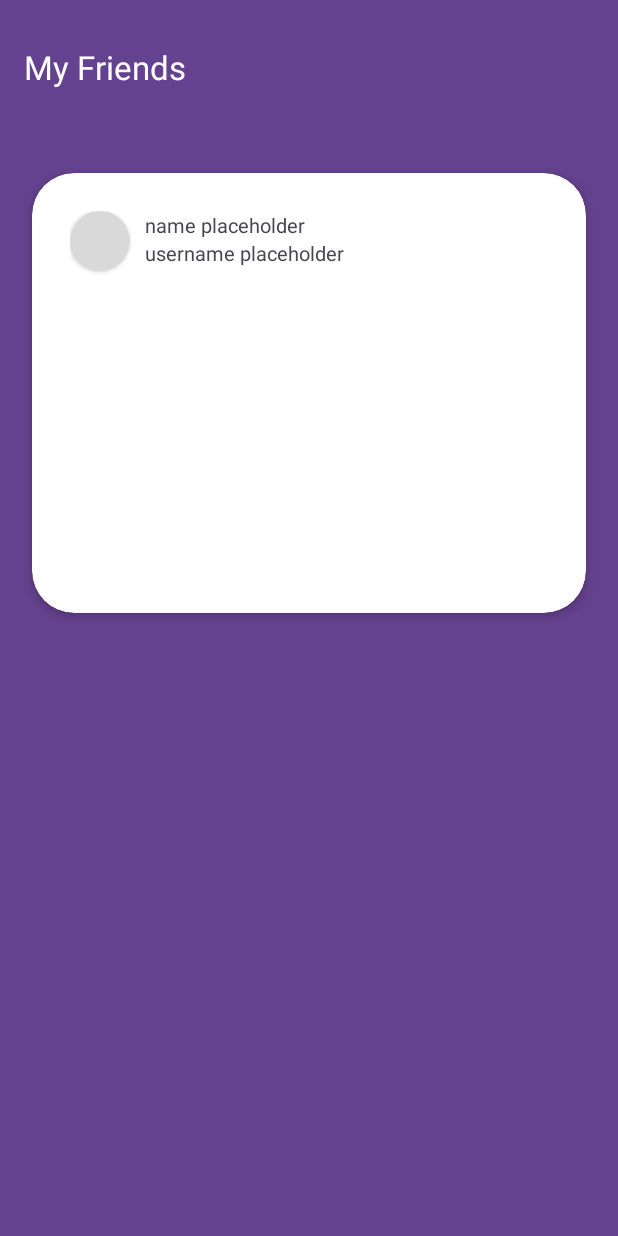
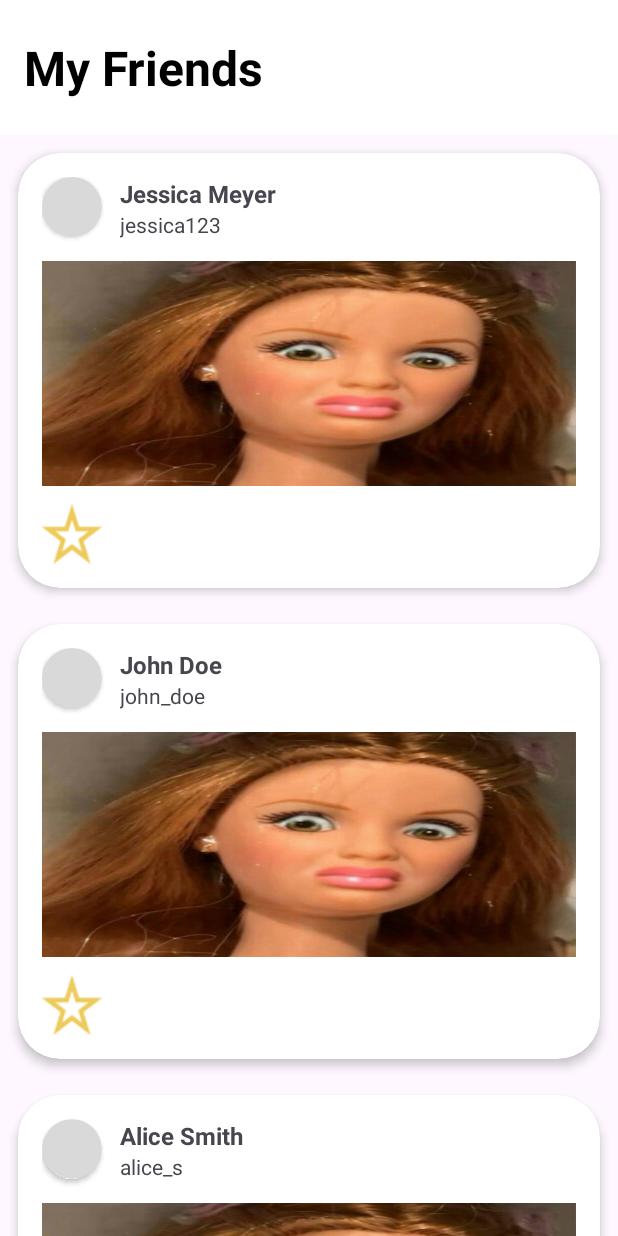
Before and after one commit to jessica-meyer/hackathon, an Android app: the screen it shows after launch (FriendsActivity), on a phone screen of 412 x 824 dp. Run offline under Robolectric (Android 15) with nearby library versions, the phone set to English and light mode, and no system bars.

Commit message:
feat: added cards for each user

```diff
--- /dev/null
+++ b/app/src/main/java/com/example/peek/Friend.java
@@ -0,0 +1,22 @@
+package com.example.peek;
+
+public class Friend {
+    private String name;
+    private String username;
+    private int imageResId; // Drawable resource for the image
+    private boolean isStarred;
+
+    public Friend(String name, String username, int imageResId, boolean isStarred) {
+        this.name = name;
+        this.username = username;
+        this.imageResId = imageResId;
+        this.isStarred = isStarred;
+    }
+
+    // Getters and setters...
+    public String getName() { return name; }
+    public String getUsername() { return username; }
+    public int getImageResId() { return imageResId; }
+    public boolean isStarred() { return isStarred; }
+    public void setStarred(boolean starred) { isStarred = starred; }
+}
--- /dev/null
+++ b/app/src/main/java/com/example/peek/FriendAdapter.java
@@ -0,0 +1,71 @@
+package com.example.peek;
+
+import android.content.Context;
+import android.view.LayoutInflater;
+import android.view.View;
+import android.view.ViewGroup;
+import android.widget.ImageButton;
+import android.widget.ImageView;
+import android.widget.TextView;
+
+import androidx.recyclerview.widget.RecyclerView;
+
+import java.util.List;
+
+public class FriendAdapter extends RecyclerView.Adapter<FriendAdapter.FriendViewHolder> {
+
+    private List<Friend> friendsList;
+    private Context context;
+
+    public FriendAdapter(Context context, List<Friend> friendsList) {
+        this.context = context;
+        this.friendsList = friendsList;
+    }
+
+    public static class FriendViewHolder extends RecyclerView.ViewHolder {
+        TextView name, username;
+        ImageView imageView;
+        ImageButton starButton;
+
+        public FriendViewHolder(View itemView) {
+            super(itemView);
+            name = itemView.findViewById(R.id.textViewName);
+            username = itemView.findViewById(R.id.textViewUsername);
+            imageView = itemView.findViewById(R.id.imageView2);
+            starButton = itemView.findViewById(R.id.starButton);
+        }
+    }
+
+    @Override
+    public FriendViewHolder onCreateViewHolder(ViewGroup parent, int viewType) {
+        View view = LayoutInflater.from(context).inflate(R.layout.friend_card_items, parent, false);
+        return new FriendViewHolder(view);
+    }
+
+    @Override
+    public void onBindViewHolder(FriendViewHolder holder, int position) {
+        Friend friend = friendsList.get(position);
+
+        holder.name.setText(friend.getName());
+        holder.username.setText(friend.getUsername());
+        holder.imageView.setImageResource(friend.getImageResId());
+
+        // Set star icon based on state
+        if (friend.isStarred()) {
+            holder.starButton.setImageResource(R.drawable.filled);
+        } else {
+            holder.starButton.setImageResource(R.drawable.unfilled);
+        }
+
+        holder.starButton.setOnClickListener(v -> {
+            boolean newState = !friend.isStarred();
+            friend.setStarred(newState);
+            notifyItemChanged(position);
+        });
+    }
+
+    @Override
+    public int getItemCount() {
+        return friendsList.size();
+    }
+}
--- a/app/src/main/java/com/example/peek/FriendsActivity.java
+++ b/app/src/main/java/com/example/peek/FriendsActivity.java
@@ -1,53 +1,38 @@
 package com.example.peek;
 
 import android.os.Bundle;
-import android.widget.ImageButton;
-import android.widget.TextView;
 
-import androidx.activity.EdgeToEdge;
 import androidx.appcompat.app.AppCompatActivity;
-import androidx.core.graphics.Insets;
-import androidx.core.view.ViewCompat;
-import androidx.core.view.WindowInsetsCompat;
-import androidx.appcompat.widget.Toolbar;
+import androidx.recyclerview.widget.LinearLayoutManager;
+import androidx.recyclerview.widget.RecyclerView;
+
+import com.example.peek.R;
+
+import java.util.ArrayList;
+import java.util.List;
 
 public class FriendsActivity extends AppCompatActivity {
+
+    private RecyclerView recyclerView;
+    private FriendAdapter adapter;
+    private List<Friend> friendList;
 
     @Override
     protected void onCreate(Bundle savedInstanceState) {
         super.onCreate(savedInstanceState);
-        EdgeToEdge.enable(this);
-        setContentView(R.layout.activity_freinds);
+        setContentView(R.layout.activity_friends); // your layout with RecyclerView
 
-        Toolbar toolbar = findViewById(R.id.toolbar);
-        setSupportActionBar(toolbar);
+        recyclerView = findViewById(R.id.recyclerView);
+        recyclerView.setLayoutManager(new LinearLayoutManager(this));
 
-        // DATABASE VARIABLES
-        String userName = "username placeholder";
-        String name = "name placeholder";
+        // Example dummy data
+        friendList = new ArrayList<>();
+        friendList.add(new Friend("Jessica Meyer", "jessica123", R.drawable.placeholder, false));
+        friendList.add(new Friend("John Doe", "john_doe", R.drawable.placeholder, false));
+        friendList.add(new Friend("Alice Smith", "alice_s", R.drawable.placeholder, false));
+        friendList.add(new Friend("Alice Smith", "alice_s", R.drawable.placeholder, false));
 
-        TextView textViewUsername = findViewById(R.id.textViewUsername);
-        textViewUsername.setText(userName);
-
-        TextView textViewName = findViewById(R.id.textViewName);
-        textViewName.setText(name);
-
-        ImageButton imageButton = findViewById(R.id.imageButton);
-        final boolean[] isToggled = {false};
-
-        imageButton.setOnClickListener(v -> {
-            if (isToggled[0]) {
-                imageButton.setImageResource(R.drawable.ic_star_outline); // back to first image
-            } else {
-                imageButton.setImageResource(R.drawable.stars_for_now); // change to second image
-            }
-            isToggled[0] = !isToggled[0];
-        });
-
-        ViewCompat.setOnApplyWindowInsetsListener(findViewById(R.id.main), (v, insets) -> {
-            Insets systemBars = insets.getInsets(WindowInsetsCompat.Type.systemBars());
-            v.setPadding(systemBars.left, systemBars.top, systemBars.right, systemBars.bottom);
-            return insets;
-        });
+        adapter = new FriendAdapter(this, friendList);
+        recyclerView.setAdapter(adapter);
     }
 }
--- a/app/src/main/res/drawable/ic_star_outline.xml
+++ /dev/null
@@ -1,5 +0,0 @@
-<vector xmlns:android="http://schemas.android.com/apk/res/android" android:height="24dp" android:tint="#000000" android:viewportHeight="24" android:viewportWidth="24" android:width="24dp">
-
-    <path android:fillColor="@android:color/white" android:pathData="M22,9.24l-7.19,-0.62L12,2 9.19,8.63 2,9.24l5.46,4.73L5.82,21 12,17.27 18.18,21l-1.63,-7.03L22,9.24zM12,15.4l-3.76,2.27 1,-4.28 -3.32,-2.88 4.38,-0.38L12,6.1l1.71,4.04 4.38,0.38 -3.32,2.88 1,4.28L12,15.4z"/>
-
-</vector>
--- a/app/src/main/res/drawable/stars_for_now.xml
+++ /dev/null
@@ -1,5 +0,0 @@
-<vector xmlns:android="http://schemas.android.com/apk/res/android" android:height="24dp" android:tint="#000000" android:viewportHeight="24" android:viewportWidth="24" android:width="24dp">
-
-    <path android:fillColor="@android:color/white" android:pathData="M19,9l1.25,-2.75L23,5l-2.75,-1.25L19,1l-1.25,2.75L15,5l2.75,1.25L19,9zM11.5,9.5L9,4 6.5,9.5 1,12l5.5,2.5L9,20l2.5,-5.5L17,12l-5.5,-2.5zM19,15l-1.25,2.75L15,19l2.75,1.25L19,23l1.25,-2.75L23,19l-2.75,-1.25L19,15z"/>
-
-</vector>
--- /dev/null
+++ b/app/src/main/res/font/roboto_bold.xml
@@ -0,0 +1,4 @@
+<?xml version="1.0" encoding="utf-8"?>
+<font-family xmlns:android="http://schemas.android.com/apk/res/android">
+
+</font-family>
--- a/app/src/main/res/layout/activity_freinds.xml
+++ /dev/null
@@ -1,96 +0,0 @@
-<?xml version="1.0" encoding="utf-8"?>
-<androidx.constraintlayout.widget.ConstraintLayout xmlns:android="http://schemas.android.com/apk/res/android"
-    xmlns:app="http://schemas.android.com/apk/res-auto"
-    xmlns:tools="http://schemas.android.com/tools"
-    android:id="@+id/main"
-    android:orientation="vertical"
-    android:layout_width="match_parent"
-    android:layout_height="match_parent"
-    tools:context=".FriendsActivity">
-
-    <androidx.appcompat.widget.Toolbar
-        android:id="@+id/toolbar"
-        android:layout_width="0dp"
-        android:layout_height="90dp"
-        android:background="#65428F"
-        app:layout_constraintBottom_toTopOf="@id/body"
-        app:layout_constraintEnd_toEndOf="parent"
-        app:layout_constraintHorizontal_bias="0.0"
-        app:layout_constraintStart_toStartOf="parent"
-        app:layout_constraintTop_toTopOf="parent"
-        app:title="My Friends"
-        app:titleTextColor="@android:color/white" />
-
-    <TextView
-        android:id="@+id/body"
-        android:layout_width="0dp"
-        android:layout_height="0dp"
-        android:background="#65428F"
-        android:gravity="center"
-        android:textSize="18sp"
-        app:layout_constraintBottom_toBottomOf="parent"
-        app:layout_constraintEnd_toEndOf="parent"
-        app:layout_constraintHorizontal_bias="0.0"
-        app:layout_constraintStart_toStartOf="parent"
-        app:layout_constraintTop_toBottomOf="@id/toolbar" />
-
-    <androidx.cardview.widget.CardView
-        android:layout_marginTop="25dp"
-        android:layout_width="369dp"
-        android:layout_height="293dp"
-        app:cardCornerRadius="28dp"
-        app:cardElevation="4dp"
-        app:contentPadding="25dp"
-        app:layout_constraintEnd_toEndOf="parent"
-        app:layout_constraintStart_toStartOf="parent"
-        app:layout_constraintTop_toBottomOf="@+id/toolbar">
-
-        <androidx.cardview.widget.CardView
-            android:layout_width="40dp"
-            android:layout_height="40dp"
-            app:cardBackgroundColor="#D9D9D9"
-            app:cardCornerRadius="100dp" />
-
-        <LinearLayout
-            android:layout_width="match_parent"
-            android:layout_height="223dp"
-            android:orientation="vertical">
-
-            <TextView
-                android:id="@+id/textViewName"
-                android:layout_width="wrap_content"
-                android:layout_height="wrap_content"
-                android:layout_marginStart="50dp"
-                android:text="name"
-                android:textSize="13sp" />
-
-            <TextView
-                android:id="@+id/textViewUsername"
-                android:layout_width="wrap_content"
-                android:layout_height="wrap_content"
-                android:layout_marginStart="50dp"
-                android:text="username"
-                android:textSize="13sp" />
-
-            <ImageView
-                android:id="@+id/imageView2"
-                android:layout_width="match_parent"
-                android:layout_height="163dp"
-                android:layout_marginTop="25dp"
-                android:contentDescription="collection image"
-                android:gravity="center"
-                android:scaleType="fitXY"
-                tools:src="@tools:sample/avatars" />
-
-            <ImageButton
-                android:id="@+id/imageButton"
-                android:layout_width="100dp"
-                android:layout_height="100dp"
-                android:src="@drawable/ic_star_outline"
-                android:background="#FF0000"
-                android:contentDescription="Favorite Icon" />
-        </LinearLayout>
-
-    </androidx.cardview.widget.CardView>
-
-</androidx.constraintlayout.widget.ConstraintLayout>
--- /dev/null
+++ b/app/src/main/res/layout/activity_friends.xml
@@ -0,0 +1,42 @@
+<?xml version="1.0" encoding="utf-8"?>
+<androidx.constraintlayout.widget.ConstraintLayout xmlns:android="http://schemas.android.com/apk/res/android"
+    xmlns:app="http://schemas.android.com/apk/res-auto"
+    xmlns:tools="http://schemas.android.com/tools"
+    android:id="@+id/main"
+    android:orientation="vertical"
+    android:layout_width="match_parent"
+    android:layout_height="match_parent"
+    tools:context=".FriendsActivity">
+
+    <androidx.appcompat.widget.Toolbar
+        android:id="@+id/toolbar"
+        android:layout_width="0dp"
+        android:layout_height="90dp"
+        android:background="#fff"
+        app:layout_constraintBottom_toTopOf="@id/recyclerView"
+        app:layout_constraintEnd_toEndOf="parent"
+        app:layout_constraintStart_toStartOf="parent"
+        app:layout_constraintTop_toTopOf="parent">
+
+        <TextView
+            android:id="@+id/toolbarTitle"
+            android:layout_width="wrap_content"
+            android:layout_height="wrap_content"
+            android:text="My Friends"
+            android:textSize="32sp"
+            android:textColor="#000"
+            android:textStyle="bold"
+            android:fontFamily="@font/roboto_bold" />
+    </androidx.appcompat.widget.Toolbar>
+
+    <androidx.recyclerview.widget.RecyclerView
+        android:id="@+id/recyclerView"
+        android:layout_width="0dp"
+        android:layout_height="0dp"
+        android:clipToPadding="false"
+        app:layout_constraintTop_toBottomOf="@id/toolbar"
+        app:layout_constraintBottom_toBottomOf="parent"
+        app:layout_constraintStart_toStartOf="parent"
+        app:layout_constraintEnd_toEndOf="parent" />
+
+</androidx.constraintlayout.widget.ConstraintLayout>
--- /dev/null
+++ b/app/src/main/res/layout/friend_card_items.xml
@@ -0,0 +1,77 @@
+<?xml version="1.0" encoding="utf-8"?>
+<androidx.cardview.widget.CardView
+        xmlns:android="http://schemas.android.com/apk/res/android"
+        xmlns:app="http://schemas.android.com/apk/res-auto"
+        android:layout_width="match_parent"
+        android:layout_height="wrap_content"
+        android:layout_margin="12dp"
+        app:cardCornerRadius="28dp"
+        app:cardElevation="4dp">
+
+        <androidx.constraintlayout.widget.ConstraintLayout
+            android:layout_width="match_parent"
+            android:layout_height="wrap_content"
+            android:padding="16dp">
+
+            <!-- Avatar circle -->
+            <androidx.cardview.widget.CardView
+                android:id="@+id/avatarBackground"
+                android:layout_width="40dp"
+                android:layout_height="40dp"
+                app:cardCornerRadius="100dp"
+                app:cardBackgroundColor="#D9D9D9"
+                app:layout_constraintTop_toTopOf="parent"
+                app:layout_constraintStart_toStartOf="parent" />
+
+            <!-- Name and username stacked vertically -->
+            <LinearLayout
+                android:id="@+id/nameBlock"
+                android:layout_width="wrap_content"
+                android:layout_height="wrap_content"
+                android:orientation="vertical"
+                app:layout_constraintTop_toTopOf="@id/avatarBackground"
+                app:layout_constraintStart_toEndOf="@id/avatarBackground"
+                android:layout_marginStart="12dp">
+
+                <TextView
+                    android:id="@+id/textViewName"
+                    android:layout_width="wrap_content"
+                    android:layout_height="wrap_content"
+                    android:text="Name"
+                    android:textSize="16sp"
+                    android:textStyle="bold" />
+
+                <TextView
+                    android:id="@+id/textViewUsername"
+                    android:layout_width="wrap_content"
+                    android:layout_height="wrap_content"
+                    android:text="username"
+                    android:textSize="14sp" />
+            </LinearLayout>
+
+            <!-- Collection image -->
+            <ImageView
+                android:id="@+id/imageView2"
+                android:layout_width="0dp"
+                android:layout_height="150dp"
+                android:layout_marginTop="16dp"
+                android:scaleType="fitXY"
+                android:src="@android:color/darker_gray"
+                android:contentDescription="collection image"
+                app:layout_constraintTop_toBottomOf="@id/avatarBackground"
+                app:layout_constraintStart_toStartOf="parent"
+                app:layout_constraintEnd_toEndOf="parent" />
+
+            <!-- Star button bottom left -->
+            <ImageButton
+                android:id="@+id/starButton"
+                android:layout_width="40dp"
+                android:layout_height="40dp"
+                android:layout_marginTop="12dp"
+                android:src="@drawable/unfilled"
+                android:background="@android:color/transparent"
+                android:contentDescription="Star button"
+                app:layout_constraintTop_toBottomOf="@id/imageView2"
+                app:layout_constraintStart_toStartOf="parent" />
+        </androidx.constraintlayout.widget.ConstraintLayout>
+    </androidx.cardview.widget.CardView>
```
Also changed, not shown: app/src/main/res/drawable/filled.png (added), app/src/main/res/drawable/placeholder.jpg (added), app/src/main/res/drawable/unfilled.png (added).
